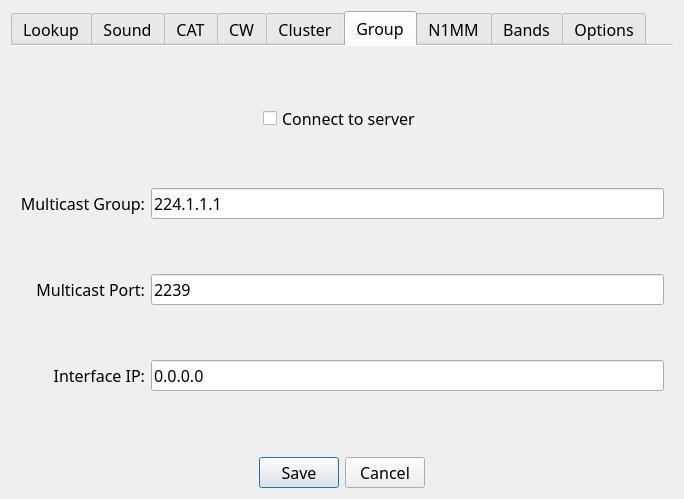
This is not1mm/data/configuration.ui in mbridak/not1mm as Qt 5 draws it before an edit. The edited form follows.
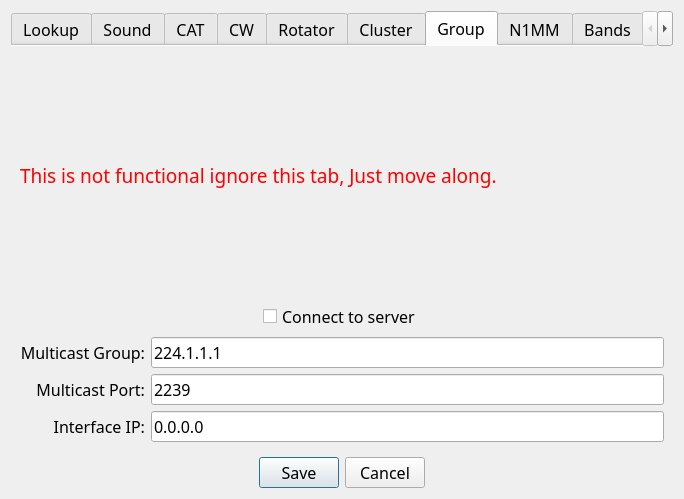
This is the edited form. The open tabs and pages were chosen to show the change.

Commit message: @mbridak Update changelog and README for Rotator tab addition; refactor Rotator interface and settings for host/port configuration

Patch:
```diff
--- a/not1mm/data/configuration.ui
+++ b/not1mm/data/configuration.ui
@@ -881,6 +881,41 @@
        </item>
       </layout>
      </widget>
+     <widget class="QWidget" name="rotator_tab">
+      <attribute name="title">
+       <string>Rotator</string>
+      </attribute>
+      <layout class="QGridLayout" name="gridLayout_12">
+       <item row="0" column="0">
+        <widget class="QLabel" name="label_33">
+         <property name="text">
+          <string>rotctld address:</string>
+         </property>
+        </widget>
+       </item>
+       <item row="0" column="1">
+        <widget class="QLineEdit" name="rotctld_address">
+         <property name="placeholderText">
+          <string>127.0.0.1</string>
+         </property>
+        </widget>
+       </item>
+       <item row="1" column="0">
+        <widget class="QLabel" name="label_34">
+         <property name="text">
+          <string>rotctld port:</string>
+         </property>
+        </widget>
+       </item>
+       <item row="1" column="1">
+        <widget class="QLineEdit" name="rotctld_port">
+         <property name="placeholderText">
+          <string>4533</string>
+         </property>
+        </widget>
+       </item>
+      </layout>
+     </widget>
      <widget class="QWidget" name="cluster_tab">
       <attribute name="title">
        <string>Cluster</string>
@@ -1104,7 +1139,38 @@
        <string>Group</string>
       </attribute>
       <layout class="QGridLayout" name="gridLayout_7">
-       <item row="0" column="0" colspan="2" alignment="Qt::AlignHCenter">
+       <item row="3" column="1">
+        <widget class="QLineEdit" name="multicast_port">
+         <property name="font">
+          <font>
+           <family>JetBrains Mono</family>
+           <pointsize>12</pointsize>
+           <strikeout>false</strikeout>
+          </font>
+         </property>
+         <property name="inputMethodHints">
+          <set>Qt::InputMethodHint::ImhDigitsOnly</set>
+         </property>
+         <property name="text">
+          <string>2239</string>
+         </property>
+        </widget>
+       </item>
+       <item row="2" column="1">
+        <widget class="QLineEdit" name="multicast_group">
+         <property name="font">
+          <font>
+           <family>JetBrains Mono</family>
+           <pointsize>12</pointsize>
+           <strikeout>false</strikeout>
+          </font>
+         </property>
+         <property name="text">
+          <string>224.1.1.1</string>
+         </property>
+        </widget>
+       </item>
+       <item row="1" column="0" colspan="2" alignment="Qt::AlignHCenter">
         <widget class="QCheckBox" name="connect_to_server">
          <property name="enabled">
           <bool>true</bool>
@@ -1121,72 +1187,7 @@
          </property>
         </widget>
        </item>
-       <item row="1" column="0">
-        <widget class="QLabel" name="label_3">
-         <property name="font">
-          <font>
-           <family>JetBrains Mono</family>
-           <pointsize>12</pointsize>
-           <strikeout>false</strikeout>
-          </font>
-         </property>
-         <property name="text">
-          <string>Multicast Group:</string>
-         </property>
-         <property name="alignment">
-          <set>Qt::AlignRight|Qt::AlignTrailing|Qt::AlignVCenter</set>
-         </property>
-        </widget>
-       </item>
-       <item row="1" column="1">
-        <widget class="QLineEdit" name="multicast_group">
-         <property name="font">
-          <font>
-           <family>JetBrains Mono</family>
-           <pointsize>12</pointsize>
-           <strikeout>false</strikeout>
-          </font>
-         </property>
-         <property name="text">
-          <string>224.1.1.1</string>
-         </property>
-        </widget>
-       </item>
-       <item row="2" column="0">
-        <widget class="QLabel" name="label_9">
-         <property name="font">
-          <font>
-           <family>JetBrains Mono</family>
-           <pointsize>12</pointsize>
-           <strikeout>false</strikeout>
-          </font>
-         </property>
-         <property name="text">
-          <string>Multicast Port:</string>
-         </property>
-         <property name="alignment">
-          <set>Qt::AlignRight|Qt::AlignTrailing|Qt::AlignVCenter</set>
-         </property>
-        </widget>
-       </item>
-       <item row="2" column="1">
-        <widget class="QLineEdit" name="multicast_port">
-         <property name="font">
-          <font>
-           <family>JetBrains Mono</family>
-           <pointsize>12</pointsize>
-           <strikeout>false</strikeout>
-          </font>
-         </property>
-         <property name="inputMethodHints">
-          <set>Qt::InputMethodHint::ImhDigitsOnly</set>
-         </property>
-         <property name="text">
-          <string>2239</string>
-         </property>
-        </widget>
-       </item>
-       <item row="3" column="0">
+       <item row="4" column="0">
         <widget class="QLabel" name="label_12">
          <property name="font">
           <font>
@@ -1203,7 +1204,24 @@
          </property>
         </widget>
        </item>
-       <item row="3" column="1">
+       <item row="3" column="0">
+        <widget class="QLabel" name="label_9">
+         <property name="font">
+          <font>
+           <family>JetBrains Mono</family>
+           <pointsize>12</pointsize>
+           <strikeout>false</strikeout>
+          </font>
+         </property>
+         <property name="text">
+          <string>Multicast Port:</string>
+         </property>
+         <property name="alignment">
+          <set>Qt::AlignRight|Qt::AlignTrailing|Qt::AlignVCenter</set>
+         </property>
+        </widget>
+       </item>
+       <item row="4" column="1">
         <widget class="QLineEdit" name="interface_ip">
          <property name="font">
           <font>
@@ -1217,6 +1235,40 @@
          </property>
         </widget>
        </item>
+       <item row="2" column="0">
+        <widget class="QLabel" name="label_3">
+         <property name="font">
+          <font>
+           <family>JetBrains Mono</family>
+           <pointsize>12</pointsize>
+           <strikeout>false</strikeout>
+          </font>
+         </property>
+         <property name="text">
+          <string>Multicast Group:</string>
+         </property>
+         <property name="alignment">
+          <set>Qt::AlignRight|Qt::AlignTrailing|Qt::AlignVCenter</set>
+         </property>
+        </widget>
+       </item>
+       <item row="0" column="0" colspan="2">
+        <widget class="QLabel" name="label_35">
+         <property name="font">
+          <font>
+           <family>JetBrains Mono</family>
+           <pointsize>14</pointsize>
+           <strikeout>false</strikeout>
+          </font>
+         </property>
+         <property name="styleSheet">
+          <string notr="true">color: red;</string>
+         </property>
+         <property name="text">
+          <string>This is not functional ignore this tab, Just move along.</string>
+         </property>
+        </widget>
+       </item>
       </layout>
      </widget>
      <widget class="QWidget" name="n1mm_tab">
```
Left out of the diff: 4 changed lines with no effect on the pictures. The commit also changes 8 other files.
